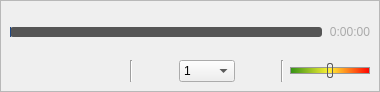
code-google-com/vlc-record, file vlc-record/forms/qoverlayedcontrol.ui: the form before one commit.
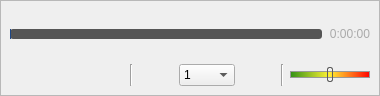
The form after the commit. Icons and pictures are not drawn. Custom widgets are drawn as their Qt base class.

Commit message: small style change in overlay control

```diff
--- a/vlc-record/forms/qoverlayedcontrol.ui
+++ b/vlc-record/forms/qoverlayedcontrol.ui
@@ -7,7 +7,7 @@
     <x>0</x>
     <y>0</y>
     <width>380</width>
-    <height>92</height>
+    <height>96</height>
    </rect>
   </property>
   <property name="windowTitle">
```
Left out of the diff: 8 changed lines with no effect on the pictures.
